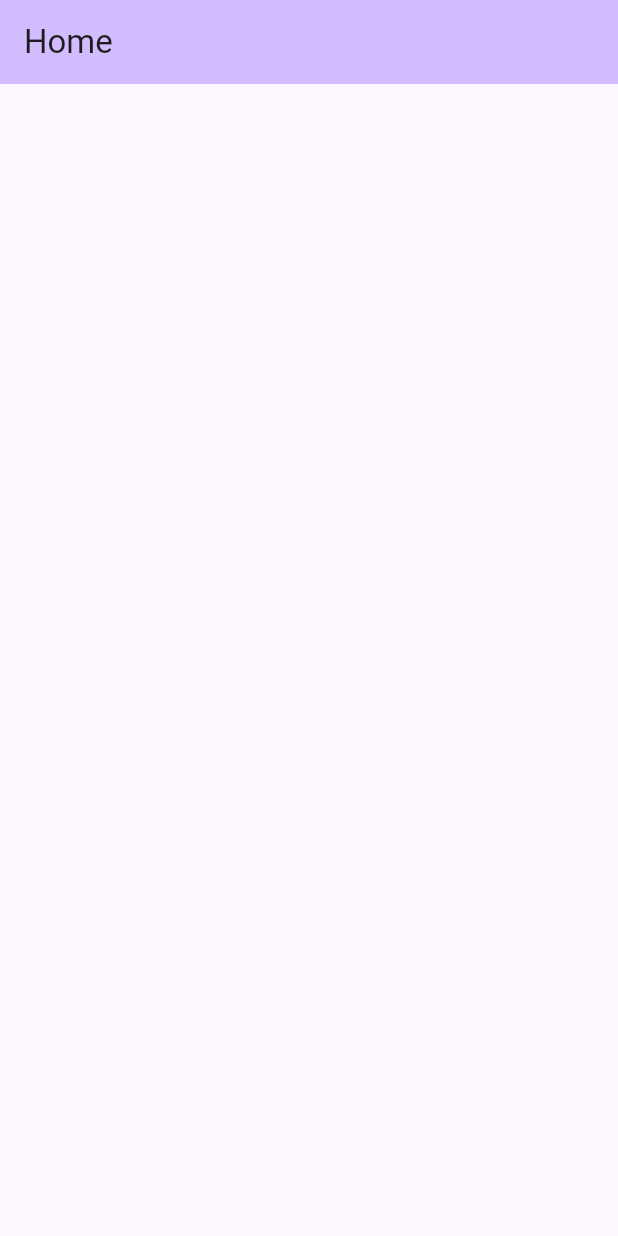
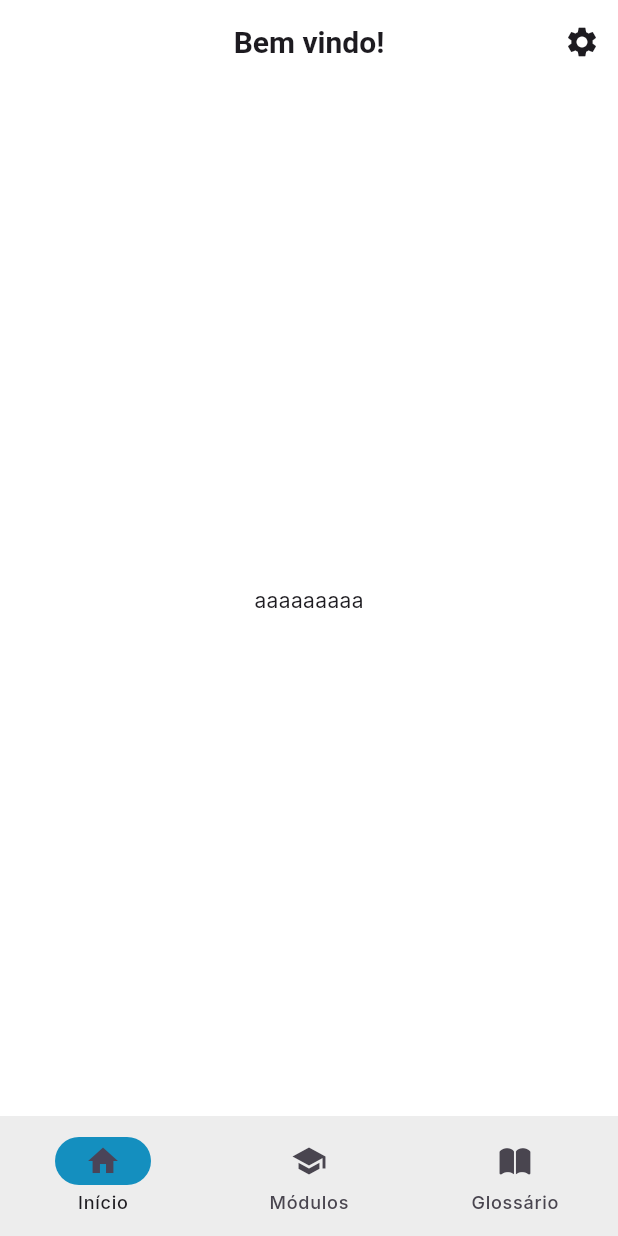
Before and after one commit to mari-arujjo/APP-CAS-Natal, a Flutter app: the screen it shows after launch, on a phone screen of 412 x 824 dp. Run offline on Flutter 3.47's test engine with Material 3 defaults, Android fonts, the phone set to English and light mode, and no system bars; our stand-ins replace go_router, google_fonts.

Commit message:
iniciando estruturação do app

```diff
--- a/lib/app_widget.dart
+++ b/lib/app_widget.dart
@@ -1,5 +1,7 @@
-import 'package:app_cas_natal/pages/home_page.dart';
+import 'package:app_cas_natal/assets/cores.dart';
+import 'package:app_cas_natal/rotas.dart';
 import 'package:flutter/material.dart';
+import 'package:google_fonts/google_fonts.dart';
 
 class AppWidget extends StatelessWidget {
   const AppWidget({super.key});
@@ -7,12 +9,28 @@ class AppWidget extends StatelessWidget {
   // This widget is the root of your application.
   @override
   Widget build(BuildContext context) {
-    return MaterialApp(
+    final cores = Cores();
+
+    return MaterialApp.router(
       title: 'CAS Natal + IFRN',
+      debugShowCheckedModeBanner: false,
       theme: ThemeData(
-        colorScheme: ColorScheme.fromSeed(seedColor: Colors.deepPurple),
+        scaffoldBackgroundColor: Colors.white,
+        appBarTheme: AppBarTheme(
+          backgroundColor: Colors.white,
+          scrolledUnderElevation: 0,
+          foregroundColor: cores.preto,
+          centerTitle: true,
+          titleTextStyle: TextStyle(
+            color: cores.preto,
+            fontSize: 20,
+            fontWeight: FontWeight.bold,
+          ),
+        ),
+        textTheme: GoogleFonts.interTextTheme(Theme.of(context).textTheme),
       ),
-      home: const MyHomePage(),
+
+      routerConfig: AppNavigation.rotas,
     );
   }
 }
--- /dev/null
+++ b/lib/assets/cores.dart
@@ -0,0 +1,10 @@
+import 'dart:ui';
+
+class Cores {
+  final azulClaro = const Color(0xFFBCECFF);
+  final azulEscuro = const Color(0xFF148FBF);
+  final laranja = const Color(0xFFF9A826);
+  final laranjaEscuro = const Color(0xFFCA8B26);
+  final cinzaClaro = const Color(0xFFEDEDED);
+  final preto = const Color(0xFF1D1B20);
+}
--- a/lib/nav.dart
+++ b/lib/nav.dart
@@ -1,17 +1,58 @@
+import 'package:app_cas_natal/assets/cores.dart';
+import 'package:flutter/cupertino.dart';
 import 'package:flutter/material.dart';
 import 'package:go_router/go_router.dart';
 
-class NavBarWidget extends StatefulWidget {
-  final StatefulNavigationShell navigatiponShell;
-  const NavBarWidget({super.key, required this.navigatiponShell});
+class NavigationBarWidget extends StatefulWidget {
+  final StatefulNavigationShell navigationShell;
+  const NavigationBarWidget({super.key, required this.navigationShell});
 
   @override
-  State<NavBarWidget> createState() => _NavBarWidgetState();
+  State<NavigationBarWidget> createState() => _NavigationBarWidgetState();
 }
 
-class _NavBarWidgetState extends State<NavBarWidget> {
+class _NavigationBarWidgetState extends State<NavigationBarWidget> {
+  int _selectedIndex = 0;
+
+  void mudarDeBranch(int index) {
+    widget.navigationShell.goBranch(
+      index,
+      initialLocation: index == widget.navigationShell.currentIndex,
+    );
+  }
+
   @override
   Widget build(BuildContext context) {
-    return Scaffold();
+    final cores = Cores();
+
+    return Scaffold(
+      bottomNavigationBar: Column(
+        mainAxisSize: MainAxisSize.min,
+        children: [
+          NavigationBar(
+            backgroundColor: cores.cinzaClaro,
+            indicatorColor: cores.azulEscuro,
+            selectedIndex: _selectedIndex,
+            destinations: const <Widget>[
+              NavigationDestination(icon: Icon(Icons.home), label: 'Início'),
+              NavigationDestination(icon: Icon(Icons.school), label: 'Módulos'),
+              NavigationDestination(
+                icon: Icon(CupertinoIcons.book_solid),
+                label: 'Glossário',
+              ),
+            ],
+
+            onDestinationSelected: (int index) {
+              setState(() {
+                _selectedIndex = index;
+              });
+              mudarDeBranch(_selectedIndex);
+            },
+          ),
+        ],
+      ),
+
+      body: SizedBox(child: widget.navigationShell),
+    );
   }
 }
--- /dev/null
+++ b/lib/pages/Glossario/glossario_page.dart
@@ -0,0 +1,18 @@
+import 'package:flutter/material.dart';
+
+class GlossarioPage extends StatefulWidget {
+  const GlossarioPage({super.key});
+
+  @override
+  State<GlossarioPage> createState() => _GlossarioPageState();
+}
+
+class _GlossarioPageState extends State<GlossarioPage> {
+  @override
+  Widget build(BuildContext context) {
+    return Scaffold(
+      appBar: AppBar(title: Text('Glossário')),
+      body: Center(child: Text('Conteúdo do Glossário')),
+    );
+  }
+}
--- /dev/null
+++ b/lib/pages/Inicio/home_page.dart
@@ -0,0 +1,29 @@
+import 'package:flutter/material.dart';
+import 'package:go_router/go_router.dart';
+
+class InicioPage extends StatefulWidget {
+  const InicioPage({super.key});
+
+  @override
+  State<InicioPage> createState() => _InicioPageState();
+}
+
+class _InicioPageState extends State<InicioPage> {
+  @override
+  Widget build(BuildContext context) {
+    return Scaffold(
+      appBar: AppBar(
+        title: Text('Bem vindo!'),
+        actions: [
+          IconButton(
+            onPressed: () {
+              context.goNamed('Configuracoes');
+            },
+            icon: Icon(Icons.settings),
+          ),
+        ],
+      ),
+      body: Center(child: Text('aaaaaaaaa')),
+    );
+  }
+}
--- a/lib/pages/home_page.dart
+++ /dev/null
@@ -1,23 +0,0 @@
-import 'package:flutter/material.dart';
-
-class MyHomePage extends StatefulWidget {
-  const MyHomePage({super.key});
-
-  @override
-  State<MyHomePage> createState() => _MyHomePageState();
-}
-
-class _MyHomePageState extends State<MyHomePage> {
-  @override
-  Widget build(BuildContext context) {
-    return Scaffold(
-      appBar: AppBar(
-        backgroundColor: Theme.of(context).colorScheme.inversePrimary,
-        title: Text('Home'),
-      ),
-      body: Center(child: Column(children: [
-          ],
-        )),
-    );
-  }
-}
--- a/lib/rotas.dart
+++ b/lib/rotas.dart
@@ -1,4 +1,8 @@
 import 'package:app_cas_natal/nav.dart';
+import 'package:app_cas_natal/pages/Glossario/glossario_page.dart';
+import 'package:app_cas_natal/pages/Inicio/config.dart';
+import 'package:app_cas_natal/pages/Inicio/home_page.dart';
+import 'package:app_cas_natal/pages/Modulos/modulos_page.dart';
 import 'package:flutter/material.dart';
 import 'package:go_router/go_router.dart';
 
@@ -30,12 +34,59 @@ class AppNavigation {
     routes: <RouteBase>[
       StatefulShellRoute.indexedStack(
         builder: (context, state, navigationShell) {
-          return NavBarWidget(navigatiponShell: navigationShell);
+          return NavigationBarWidget(navigationShell: navigationShell);
         },
+
         branches: <StatefulShellBranch>[
+          ////////////// BRANCH -> INICIO
           StatefulShellBranch(
             navigatorKey: _rootNavigatorInicio,
-            routes: [GoRoute(path: '/iome', name: 'Inicio')],
+            routes: [
+              GoRoute(
+                path: '/inicio',
+                name: 'Inicio',
+                builder: (context, state) {
+                  return InicioPage(key: state.pageKey);
+                },
+                routes: [
+                  GoRoute(
+                    path: '/configuracoes',
+                    name: 'Configuracoes',
+                    builder: (context, state) {
+                      return ConfiguracoesPage(key: state.pageKey);
+                    },
+                  ),
+                ],
+              ),
+            ],
+          ),
+
+          ////////////// BRANCH -> MODULOS
+          StatefulShellBranch(
+            navigatorKey: _rootNavigatorModulos,
+            routes: [
+              GoRoute(
+                path: '/modulos',
+                name: 'Modulos',
+                builder: (context, state) {
+                  return ModulosPage(key: state.pageKey);
+                },
+              ),
+            ],
+          ),
+
+          ////////////// BRANCH -> MODULOS
+          StatefulShellBranch(
+            navigatorKey: _rootNavigatorGlossario,
+            routes: [
+              GoRoute(
+                path: '/glossario',
+                name: 'Glossario',
+                builder: (context, state) {
+                  return GlossarioPage(key: state.pageKey);
+                },
+              ),
+            ],
           ),
         ],
       ),
--- a/pubspec.yaml
+++ b/pubspec.yaml
@@ -31,6 +31,7 @@ dependencies:
   flutter:
     sdk: flutter
   go_router: ^16.0.0
+  google_fonts: ^6.2.1
 
   # The following adds the Cupertino Icons font to your application.
   # Use with the CupertinoIcons class for iOS style icons.
```
Also changed, not shown: lib/pages/Inicio/config.dart (added, +15 -0 lines), lib/pages/Modulos/modulos_page.dart (added, +18 -0 lines), pubspec.lock, 1 other file.
